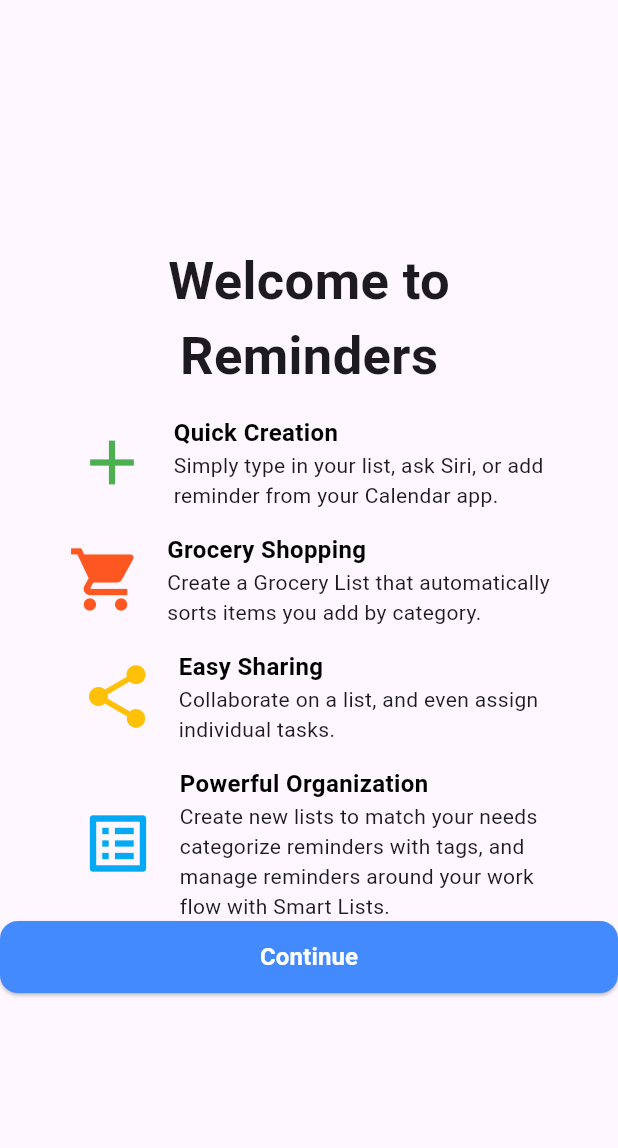
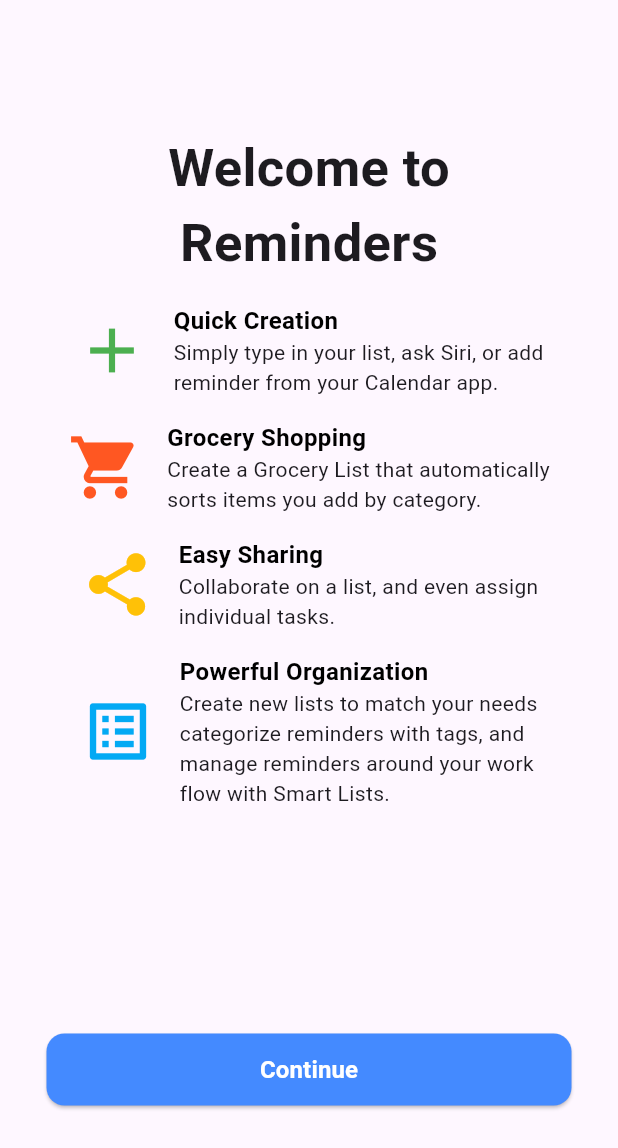
Before and after one commit to Bryan01Cruz/Tareas-Lenguajes-Programacion, a Flutter app: the screen it shows after launch, on a phone screen of 412 x 824 dp. Shown: the top 1148 px of the screen. Run offline on Flutter 3.47's test engine with Material 3 defaults, Android fonts, the phone set to English and light mode, and no system bars.

Commit message:
Moficaciones varias, boton, espacios entre parrafos.

```diff
--- a/tarea_pantalla/lib/main.dart
+++ b/tarea_pantalla/lib/main.dart
@@ -95,11 +95,12 @@
                     )
                 ],
               ),
+              SizedBox(height: 150,),
               ElevatedButton(
                 onPressed: () {},
                 style: ElevatedButton.styleFrom(
                   backgroundColor: Colors.blueAccent,
-                  minimumSize: Size(double.infinity, 48),
+                  minimumSize: Size(350, 48),
                   shape: RoundedRectangleBorder(
                     borderRadius: BorderRadius.circular(12),
                   ),
```
